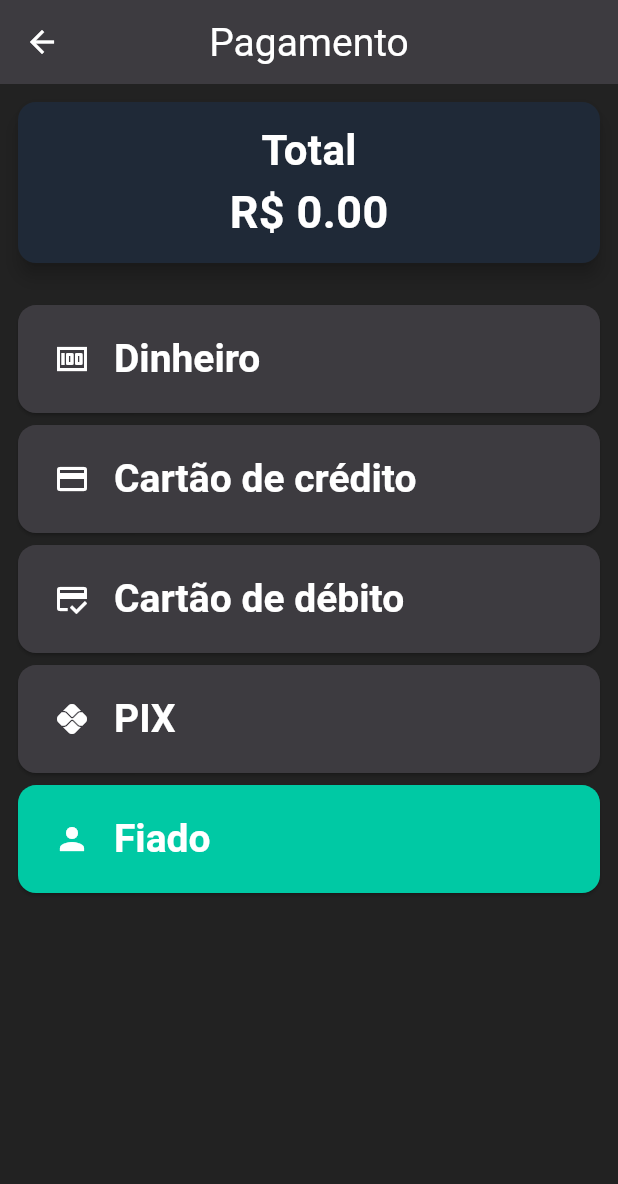
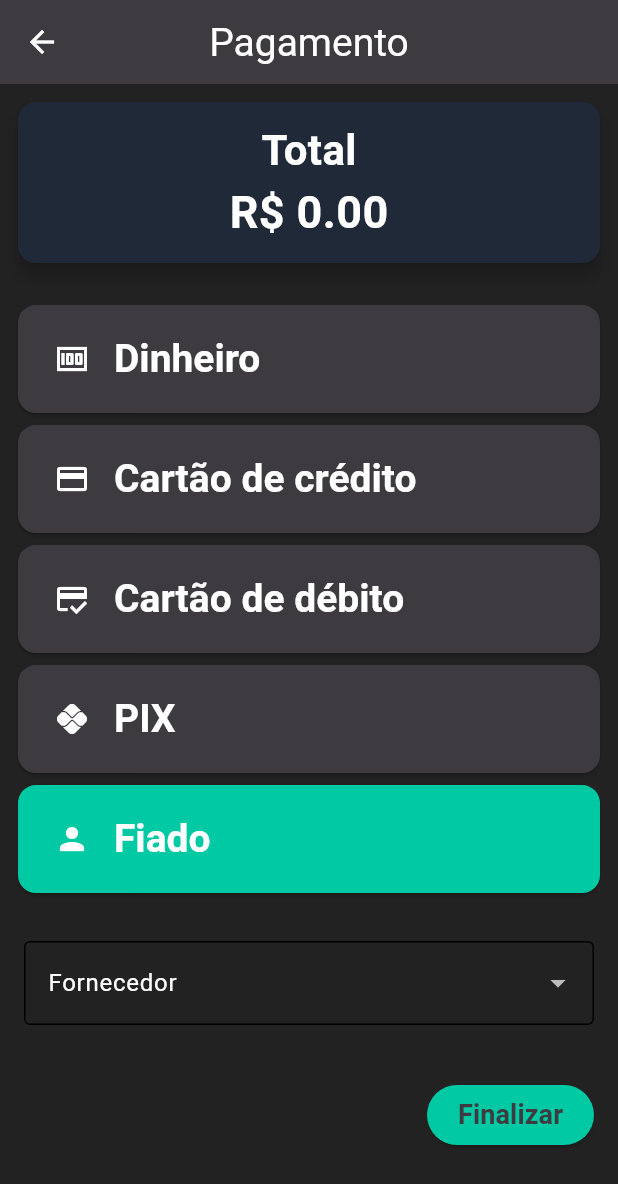
Before and after one commit to Eder-Queiroz/pdv-app, a Flutter app: the CashierPaymentPage screen opened by its route, after a tap on "Fiado", on a phone screen of 412 x 824 dp. Shown: the top 1184 px of the screen. Run offline on Flutter 3.47's test engine with Material 3 defaults, Android fonts, the phone set to English and light mode, and no system bars; our stand-ins replace flutter_svg, sqflite; accounts and stored records are empty.

Commit message:
Fix: cashier_provider, create sell function

```diff
--- /dev/null
+++ b/lib/components/select_taker_form.dart
@@ -0,0 +1,68 @@
+import 'package:flutter/material.dart';
+import 'package:pdv_app/utils/colors_theme.dart';
+import 'package:provider/provider.dart';
+
+import '../model/taker.dart';
+import '../provider/taker_provider.dart';
+
+class SelectTakerForm extends StatefulWidget {
+  final Function(Taker taker) onChange;
+  const SelectTakerForm({super.key, required this.onChange});
+
+  @override
+  State<SelectTakerForm> createState() => _SelectTakerFormState();
+}
+
+class _SelectTakerFormState extends State<SelectTakerForm> {
+  final _formKey = GlobalKey<FormState>();
+  final _formData = <String, String>{};
+
+  @override
+  Widget build(BuildContext context) {
+    final provider = Provider.of<TakerProvider>(context);
+    final takers = provider.items;
+
+    return Form(
+      key: _formKey,
+      child: Column(
+        children: <Widget>[
+          DropdownButtonFormField(
+            selectedItemBuilder: (context) {
+              return takers.map((taker) {
+                return Text(
+                  taker.name,
+                  style: const TextStyle(color: Colors.white),
+                );
+              }).toList();
+            },
+            decoration: const InputDecoration(
+              labelText: 'Fornecedor',
+              border: OutlineInputBorder(),
+              labelStyle: TextStyle(color: Colors.white),
+            ),
+            borderRadius: BorderRadius.circular(10),
+            style: const TextStyle(color: Colors.white),
+            dropdownColor: ColorsTheme.primary500,
+            key: const Key('taker'),
+            items: takers.map((taker) {
+              return DropdownMenuItem(
+                value: taker.id,
+                child: Text(taker.name),
+              );
+            }).toList(),
+            validator: (takerId) {
+              if (takerId == null) {
+                return 'Informe um tomador válido!';
+              }
+
+              return null;
+            },
+            onChanged: (takerId) {
+              widget.onChange(provider.findById(takerId!));
+            },
+          ),
+        ],
+      ),
+    );
+  }
+}
--- a/lib/pages/cashier_payment_page.dart
+++ b/lib/pages/cashier_payment_page.dart
@@ -1,10 +1,12 @@
 import 'package:flutter/material.dart';
 import 'package:pdv_app/components/display.dart';
+import 'package:pdv_app/components/select_taker_form.dart';
 import 'package:provider/provider.dart';
 
-import '../components/main_drawer.dart';
+import '../model/taker.dart';
 import '../provider/cashier_provider.dart';
-import '../utils/app_router.dart';
+import '../provider/shift_provider.dart';
+import '../provider/user_provider.dart';
 import '../utils/colors_theme.dart';
 
 class CashierPaymentPage extends StatelessWidget {
@@ -30,9 +32,21 @@ class CashierPaymentPage extends StatelessWidget {
   @override
   Widget build(BuildContext context) {
     final provider = Provider.of<CashierProvider>(context);
+    final userId = Provider.of<UserProvider>(context).user.id;
+    final shiftId = Provider.of<ShiftProvider>(context).openShiftId(userId!);
+
+    void onChangeTaker(Taker taker) {
+      provider.setTakerSelected = taker;
+    }
 
     void changePaymentType(String paymentType) {
       provider.paymentType = paymentType;
+    }
+
+    void onSell() {
+      provider.sell(provider.items, shiftId!);
+
+      Navigator.of(context).pop();
     }
 
     return Scaffold(
@@ -44,6 +58,7 @@ class CashierPaymentPage extends StatelessWidget {
           padding: const EdgeInsets.all(8.0),
           child: Column(
             mainAxisSize: MainAxisSize.min,
+            crossAxisAlignment: CrossAxisAlignment.end,
             children: [
               Display(value: provider.total),
               const SizedBox(
@@ -89,6 +104,30 @@ class CashierPaymentPage extends StatelessWidget {
                 changePaymentType,
                 context,
               ),
+              const SizedBox(
+                height: 20,
+              ),
+              if (provider.paymentType == 'borrowed')
+                Padding(
+                  padding: const EdgeInsets.all(8),
+                  child: SelectTakerForm(onChange: onChangeTaker),
+                ),
+              const SizedBox(
+                height: 20,
+              ),
+              Padding(
+                padding: const EdgeInsets.all(8.0),
+                child: ElevatedButton(
+                  onPressed: onSell,
+                  style: ElevatedButton.styleFrom(
+                    backgroundColor: ColorsTheme.secondary500,
+                  ),
+                  child: const Text(
+                    "Finalizar",
+                    style: TextStyle(fontWeight: FontWeight.w700),
+                  ),
+                ),
+              ),
             ],
           ),
         ),
--- a/lib/provider/taker_provider.dart
+++ b/lib/provider/taker_provider.dart
@@ -15,6 +15,10 @@ class TakerProvider with ChangeNotifier {
   List<Taker> get items => [..._items];
 
   int get itemsCount => _items.length;
+
+  Taker findById(int id) {
+    return _items.firstWhere((taker) => taker.id == id);
+  }
 
   Future<void> loadTakers() async {
     db = await DbUtil.instance.database;
```
Also changed, not shown: lib/provider/cashier_provider.dart (+53 -0 lines).
